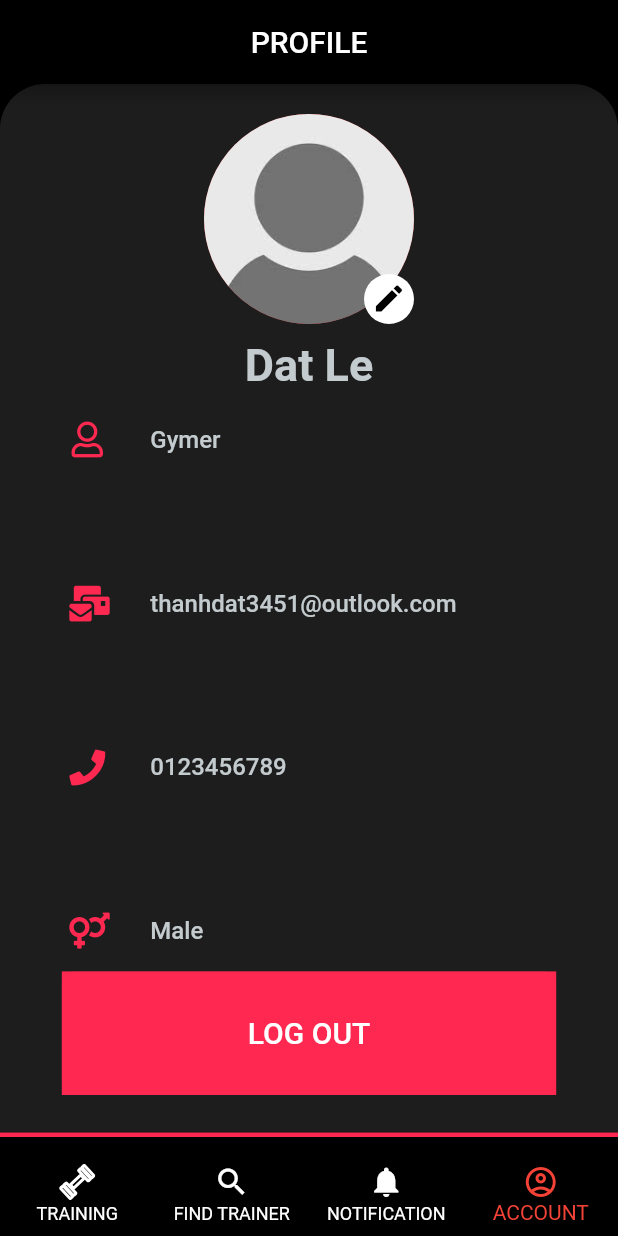
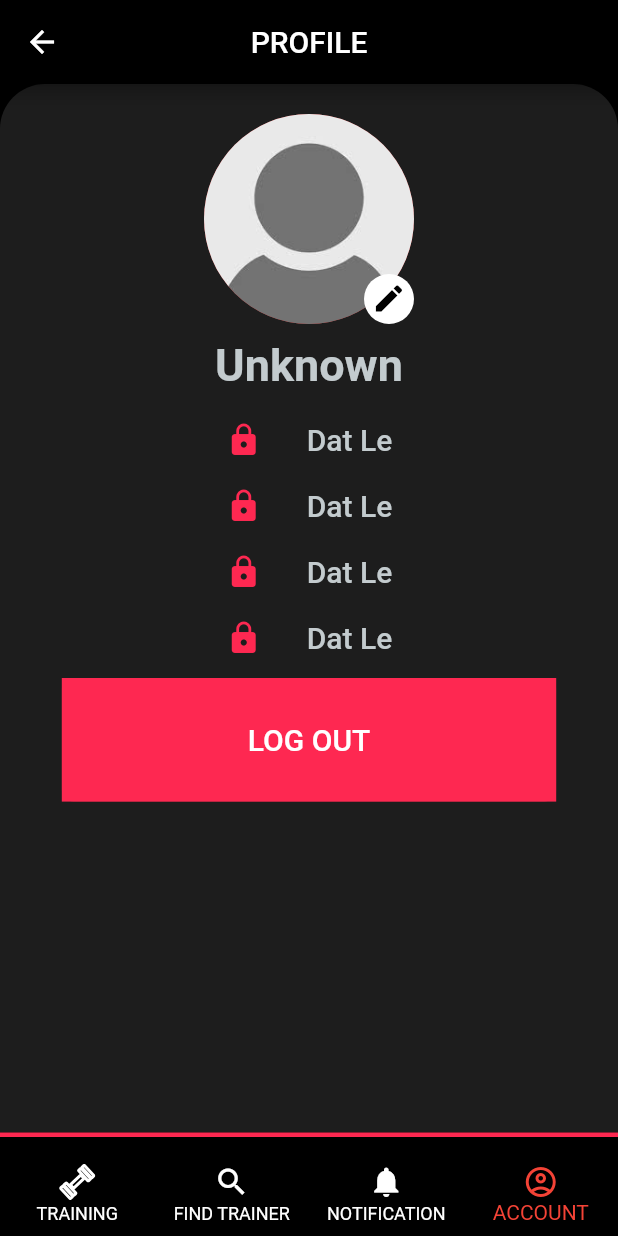
Before and after one commit to thanhdat369/HCI-PT-Booking, a Flutter app: the UserScreen screen opened directly, item 4 of the bottom bar chosen, on a phone screen of 412 x 824 dp. Run offline on Flutter 3.47's test engine with Material 2 defaults, Android fonts, the phone set to English and light mode, and no system bars; our stand-ins replace chewie, flutter_svg, font_awesome_flutter, table_calendar, video_player; Roboto replaces fonts that are missing (ProductSans).

Commit message:
Revert "Fix Profile and merge all"
This reverts commit 72434f981760ae35dad6c6a5405e76e1b8faa935.

```diff
--- a/lib/screens/user_screen/profile.dart
+++ b/lib/screens/user_screen/profile.dart
@@ -1,6 +1,5 @@
 import 'package:flutter/material.dart';
 import 'package:flutter/cupertino.dart';
-import 'package:font_awesome_flutter/font_awesome_flutter.dart';
 import 'package:hci_booking_pt/components/my_circleavt.dart';
 import 'package:hci_booking_pt/components/rounded_button.dart';
 import 'package:hci_booking_pt/theme/colors.dart';
@@ -63,33 +62,23 @@ class Profile extends StatelessWidget {
   @override
   Widget build(BuildContext context) {
     return Column(
-      crossAxisAlignment: CrossAxisAlignment.center,
       children: <Widget>[
-        CircleAvtAccount(
-          name: "Dat Le",
-        ),
-        Expanded(
-          child: Column(
-            mainAxisAlignment: MainAxisAlignment.spaceBetween,
-            children: [
+        CircleAvtAccount(),
         MyIcon(
-                icon: FontAwesomeIcons.user,
-                title: "Gymer",
+          icon: Icons.lock,
+          title: "Dat Le",
         ),
         MyIcon(
-                icon: FontAwesomeIcons.mailBulk,
-                title: "thanhdat3451@outlook.com",
+          icon: Icons.lock,
+          title: "Dat Le",
         ),
         MyIcon(
-                icon: FontAwesomeIcons.phone,
-                title: "0123456789",
+          icon: Icons.lock,
+          title: "Dat Le",
         ),
         MyIcon(
-                icon: FontAwesomeIcons.venusMars,
-                title: "Male",
-              ),
-            ],
-          ),
+          icon: Icons.lock,
+          title: "Dat Le",
         ),
         RoundedButton(
           text: "Log out",
@@ -109,13 +98,10 @@ class MyIcon extends StatelessWidget {
 
   @override
   Widget build(BuildContext context) {
-    Size size = MediaQuery.of(context).size;
     return Container(
       margin: EdgeInsets.fromLTRB(0, 10, 0, 10),
-      padding: EdgeInsets.only(left: 5),
-      width: size.width * 0.8,
       alignment: Alignment.center,
-      child: Row(children: [
+      child: Row(mainAxisAlignment: MainAxisAlignment.center, children: [
         Container(
             margin: EdgeInsets.only(right: 30),
             child: Icon(this.icon, color: MainColors.kMain)),
@@ -125,7 +111,7 @@ class MyIcon extends StatelessWidget {
             color: const Color(0xffc3cbce),
             fontWeight: FontWeight.w500,
             fontStyle: FontStyle.normal,
-            fontSize: 16,
+            fontSize: 20.0,
           ),
         )
       ]),
--- a/lib/screens/user_screen/user_screen.dart
+++ b/lib/screens/user_screen/user_screen.dart
@@ -32,7 +32,6 @@ class _UserScreenState extends State<UserScreen> {
   Widget build(BuildContext context) {
     return Scaffold(
       appBar: AppBar(
-        automaticallyImplyLeading: false,
         backgroundColor: MainColors.kDark,
         title: Text(_tabs[_currentindex].title),
         centerTitle: true,
```
Also changed, not shown: lib/main.dart (line endings or trailing spaces). Lines whose indentation alone changed are shown as unchanged.
